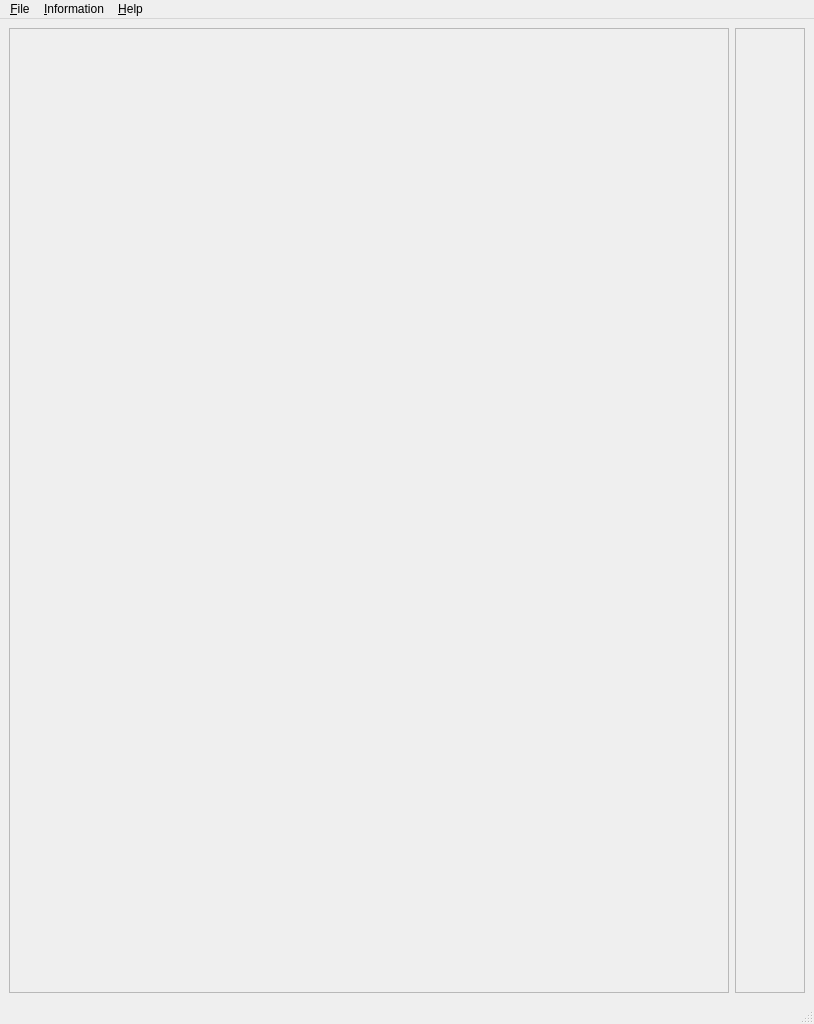
This is iintgui/ui/iintMain.ui in syncope/iint-gui as Qt 5 draws it before an edit. The edited form follows.
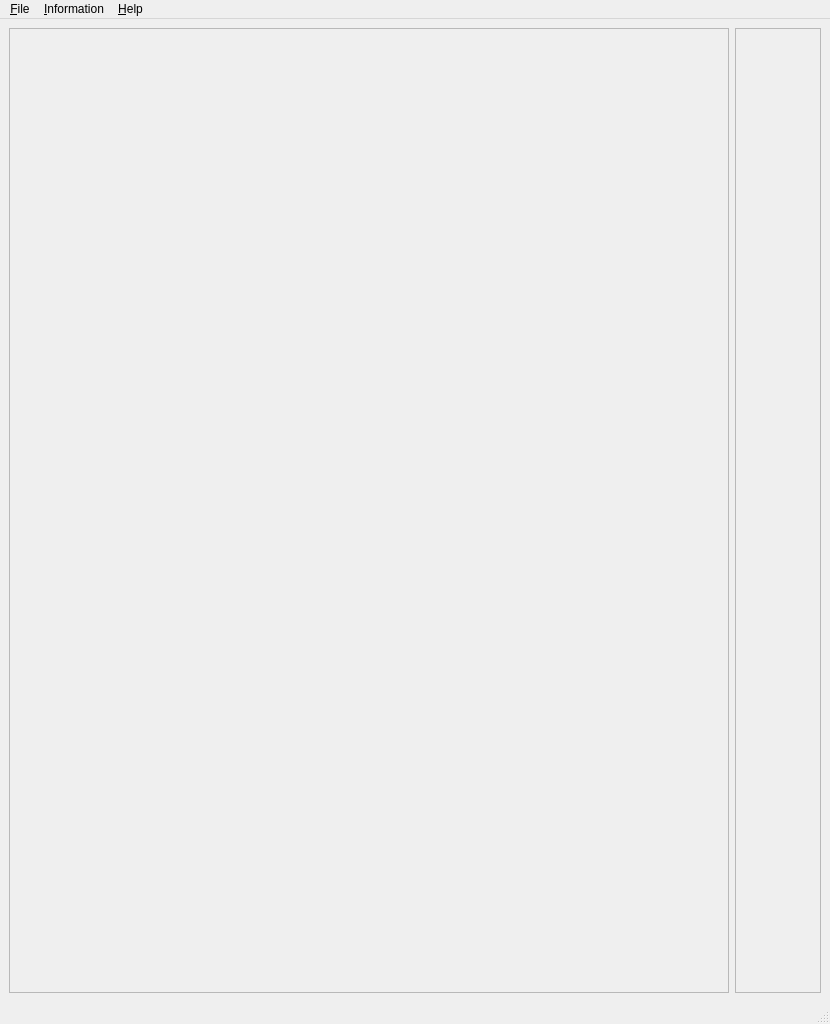
This is the edited form.

Commit message: + window title change (long due)

The edit to the form file:
```diff
--- a/iintgui/ui/iintMain.ui
+++ b/iintgui/ui/iintMain.ui
@@ -6,7 +6,7 @@
    <rect>
     <x>0</x>
     <y>0</y>
-    <width>720</width>
+    <width>830</width>
     <height>1024</height>
    </rect>
   </property>
@@ -75,7 +75,7 @@
     <rect>
      <x>0</x>
      <y>0</y>
-     <width>720</width>
+     <width>830</width>
      <height>26</height>
     </rect>
    </property>
```
Left out of the diff: 2 changed lines with no effect on the pictures.
